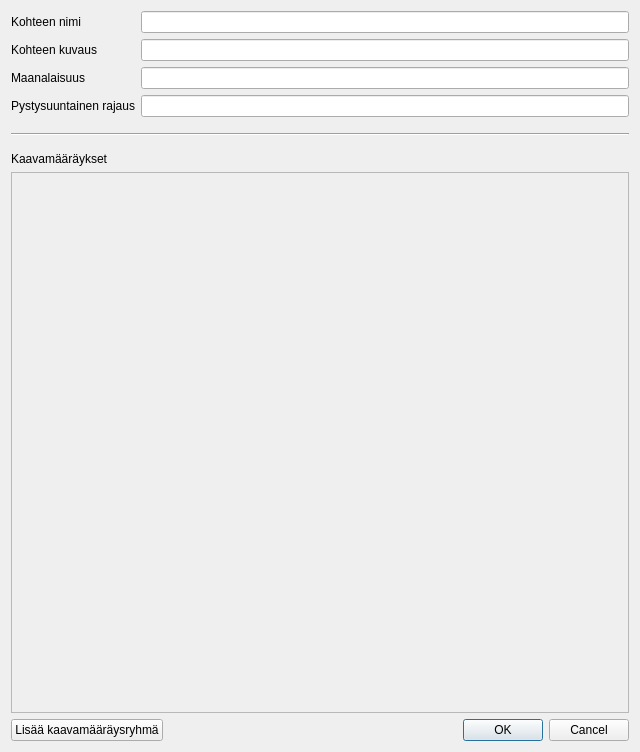
Qt form arho_feature_template/gui/template_attribute_form.ui (LKajan/arho-feature-template) before a commit.
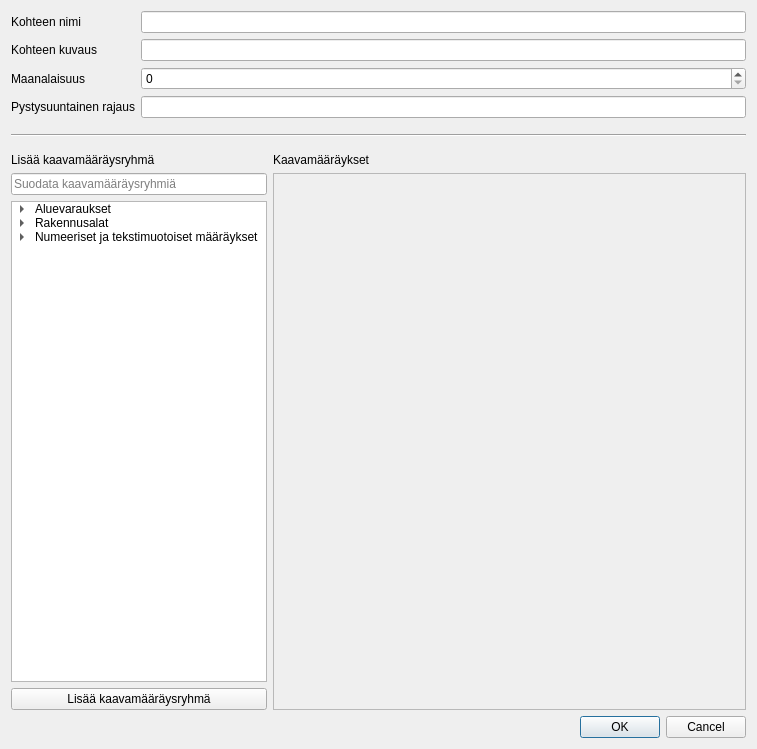
The same form after that commit. Custom widgets are drawn as their Qt base class.

Commit message: make new template attribute form initialize itself correctly, attempt simple feature saving (WIP)

Diff of the .ui file:
```diff
--- a/arho_feature_template/gui/template_attribute_form.ui
+++ b/arho_feature_template/gui/template_attribute_form.ui
@@ -6,14 +6,14 @@
    <rect>
     <x>0</x>
     <y>0</y>
-    <width>640</width>
-    <height>752</height>
+    <width>757</width>
+    <height>749</height>
    </rect>
   </property>
   <property name="windowTitle">
    <string>Template form</string>
   </property>
-  <layout class="QVBoxLayout" name="verticalLayout">
+  <layout class="QVBoxLayout" name="verticalLayout_4">
    <item>
     <layout class="QFormLayout" name="feature_details_layout">
      <item row="0" column="0">
@@ -43,9 +43,6 @@
        </property>
       </widget>
      </item>
-     <item row="2" column="1">
-      <widget class="QLineEdit" name="feature_underground"/>
-     </item>
      <item row="3" column="0">
       <widget class="QLabel" name="feature_vertical_boundaries_label">
        <property name="text">
@@ -56,6 +53,9 @@
      <item row="3" column="1">
       <widget class="QLineEdit" name="feature_vertical_boundaries"/>
      </item>
+     <item row="2" column="1">
+      <widget class="QSpinBox" name="feature_underground"/>
+     </item>
     </layout>
    </item>
    <item>
@@ -98,39 +98,208 @@
     </spacer>
    </item>
    <item>
-    <widget class="QLabel" name="label">
-     <property name="text">
-      <string>Kaavamääräykset</string>
-     </property>
-    </widget>
-   </item>
-   <item>
-    <widget class="QScrollArea" name="plan_regulation_group_scrollarea">
-     <property name="widgetResizable">
-      <bool>true</bool>
-     </property>
-     <widget class="QWidget" name="plan_regulation_group_scrollarea_contents">
-      <property name="geometry">
-       <rect>
-        <x>0</x>
-        <y>0</y>
-        <width>620</width>
-        <height>509</height>
-       </rect>
-      </property>
-      <layout class="QVBoxLayout" name="verticalLayout_2"/>
-     </widget>
-    </widget>
+    <layout class="QHBoxLayout" name="horizontalLayout_2">
+     <item>
+      <layout class="QVBoxLayout" name="verticalLayout_3">
+       <item>
+        <widget class="QLabel" name="label_2">
+         <property name="text">
+          <string>Lisää kaavamääräysryhmä</string>
+         </property>
+        </widget>
+       </item>
+       <item>
+        <widget class="QgsFilterLineEdit" name="mLineEdit">
+         <property name="sizePolicy">
+          <sizepolicy hsizetype="Preferred" vsizetype="Fixed">
+           <horstretch>0</horstretch>
+           <verstretch>0</verstretch>
+          </sizepolicy>
+         </property>
+         <property name="placeholderText">
+          <string>Suodata kaavamääräysryhmiä</string>
+         </property>
+         <property name="clearButtonEnabled">
+          <bool>true</bool>
+         </property>
+         <property name="showSearchIcon">
+          <bool>true</bool>
+         </property>
+         <property name="qgisRelation" stdset="0">
+          <string notr="true"/>
+         </property>
+        </widget>
+       </item>
+       <item>
+        <widget class="QTreeWidget" name="plan_regulation_groups_tree">
+         <property name="sizePolicy">
+          <sizepolicy hsizetype="Maximum" vsizetype="Expanding">
+           <horstretch>0</horstretch>
+           <verstretch>0</verstretch>
+          </sizepolicy>
+         </property>
+         <property name="frameShape">
+          <enum>QFrame::StyledPanel</enum>
+         </property>
+         <property name="frameShadow">
+          <enum>QFrame::Sunken</enum>
+         </property>
+         <property name="editTriggers">
+          <set>QAbstractItemView::NoEditTriggers</set>
+         </property>
+         <property name="dragDropMode">
+          <enum>QAbstractItemView::NoDragDrop</enum>
+         </property>
+         <property name="alternatingRowColors">
+          <bool>false</bool>
+         </property>
+         <attribute name="headerVisible">
+          <bool>false</bool>
+         </attribute>
+         <column>
+          <property name="text">
+           <string>1</string>
+          </property>
+         </column>
+         <item>
+          <property name="text">
+           <string>Aluevaraukset</string>
+          </property>
+          <item>
+           <property name="text">
+            <string>Asuinrakennusten alue</string>
+           </property>
+          </item>
+          <item>
+           <property name="text">
+            <string>Asuinkerrostalojen alue</string>
+           </property>
+          </item>
+          <item>
+           <property name="text">
+            <string>Asuinpientalojen alue</string>
+           </property>
+          </item>
+          <item>
+           <property name="text">
+            <string>Rivitalojen ja muiden kytkettyjen asuinrakennusten alue</string>
+           </property>
+          </item>
+          <item>
+           <property name="text">
+            <string>Erillispientalojen alue</string>
+           </property>
+          </item>
+         </item>
+         <item>
+          <property name="text">
+           <string>Rakennusalat</string>
+          </property>
+          <item>
+           <property name="text">
+            <string>Kunnan tai kaupunginosas raja</string>
+           </property>
+          </item>
+          <item>
+           <property name="text">
+            <string>Korttelialue tai korttelialueen osa</string>
+           </property>
+          </item>
+          <item>
+           <property name="text">
+            <string>Sitovan tonttijaon mukainen tontti</string>
+           </property>
+          </item>
+          <item>
+           <property name="text">
+            <string>Ohjeellinen tontti / rakennusala</string>
+           </property>
+          </item>
+          <item>
+           <property name="text">
+            <string>Rakennusala</string>
+           </property>
+          </item>
+         </item>
+         <item>
+          <property name="text">
+           <string>Numeeriset ja tekstimuotoiset määräykset</string>
+          </property>
+          <item>
+           <property name="text">
+            <string>Kaupungin- tai kunnanosan numero</string>
+           </property>
+          </item>
+          <item>
+           <property name="text">
+            <string>Kaupungin- tai kunnanosan nimi</string>
+           </property>
+          </item>
+          <item>
+           <property name="text">
+            <string>Korttelin numero</string>
+           </property>
+          </item>
+          <item>
+           <property name="text">
+            <string>Tontin tai rakennuspaikan numero</string>
+           </property>
+          </item>
+          <item>
+           <property name="text">
+            <string>Ohjeellisen tontin tai rakennuspaikan numero</string>
+           </property>
+          </item>
+          <item>
+           <property name="text">
+            <string>Kadun tai tien nimi</string>
+           </property>
+          </item>
+         </item>
+        </widget>
+       </item>
+       <item>
+        <widget class="QPushButton" name="add_plan_regulation_group_btn">
+         <property name="text">
+          <string>Lisää kaavamääräysryhmä</string>
+         </property>
+        </widget>
+       </item>
+      </layout>
+     </item>
+     <item>
+      <layout class="QVBoxLayout" name="verticalLayout">
+       <item>
+        <widget class="QLabel" name="label">
+         <property name="text">
+          <string>Kaavamääräykset</string>
+         </property>
+        </widget>
+       </item>
+       <item>
+        <widget class="QScrollArea" name="plan_regulation_group_scrollarea">
+         <property name="widgetResizable">
+          <bool>true</bool>
+         </property>
+         <widget class="QWidget" name="plan_regulation_group_scrollarea_contents">
+          <property name="geometry">
+           <rect>
+            <x>0</x>
+            <y>0</y>
+            <width>469</width>
+            <height>501</height>
+           </rect>
+          </property>
+          <layout class="QVBoxLayout" name="verticalLayout_2"/>
+         </widget>
+        </widget>
+       </item>
+      </layout>
+     </item>
+    </layout>
    </item>
    <item>
     <layout class="QHBoxLayout" name="horizontalLayout">
-     <item>
-      <widget class="QPushButton" name="add_plan_regulation_group_btn">
-       <property name="text">
-        <string>Lisää kaavamääräysryhmä</string>
-       </property>
-      </widget>
-     </item>
      <item>
       <widget class="QDialogButtonBox" name="button_box">
        <property name="standardButtons">
@@ -142,6 +311,13 @@
    </item>
   </layout>
  </widget>
+ <customwidgets>
+  <customwidget>
+   <class>QgsFilterLineEdit</class>
+   <extends>QLineEdit</extends>
+   <header>qgsfilterlineedit.h</header>
+  </customwidget>
+ </customwidgets>
  <resources/>
  <connections>
   <connection>
```
The commit also changes 10 other files.
